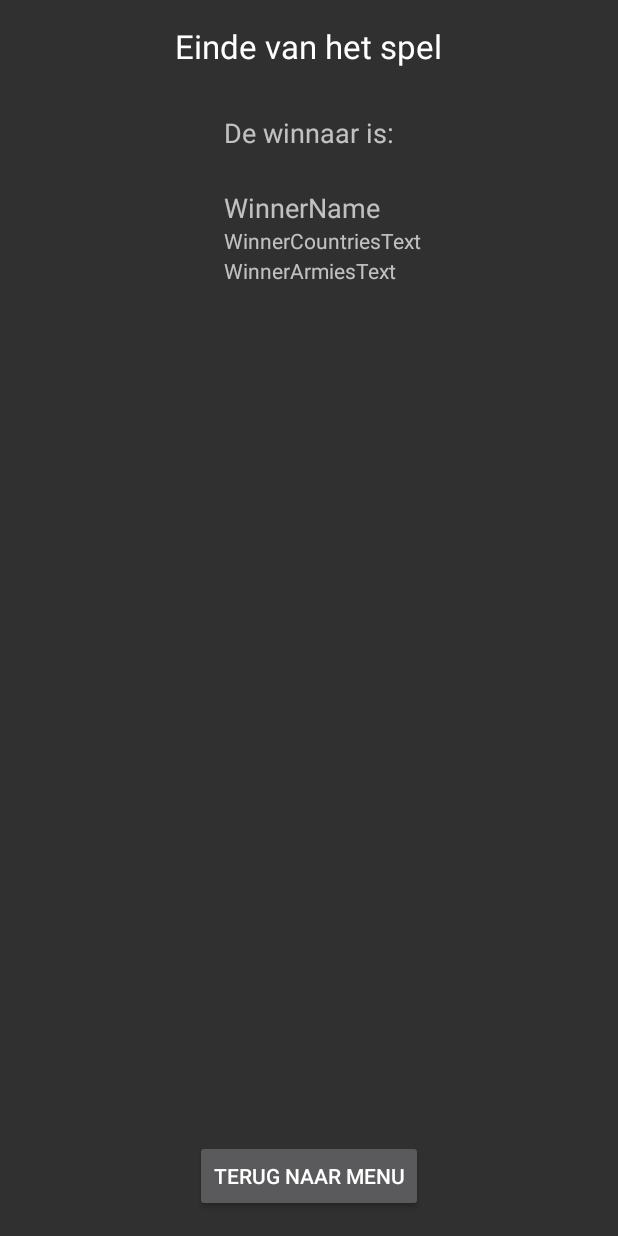
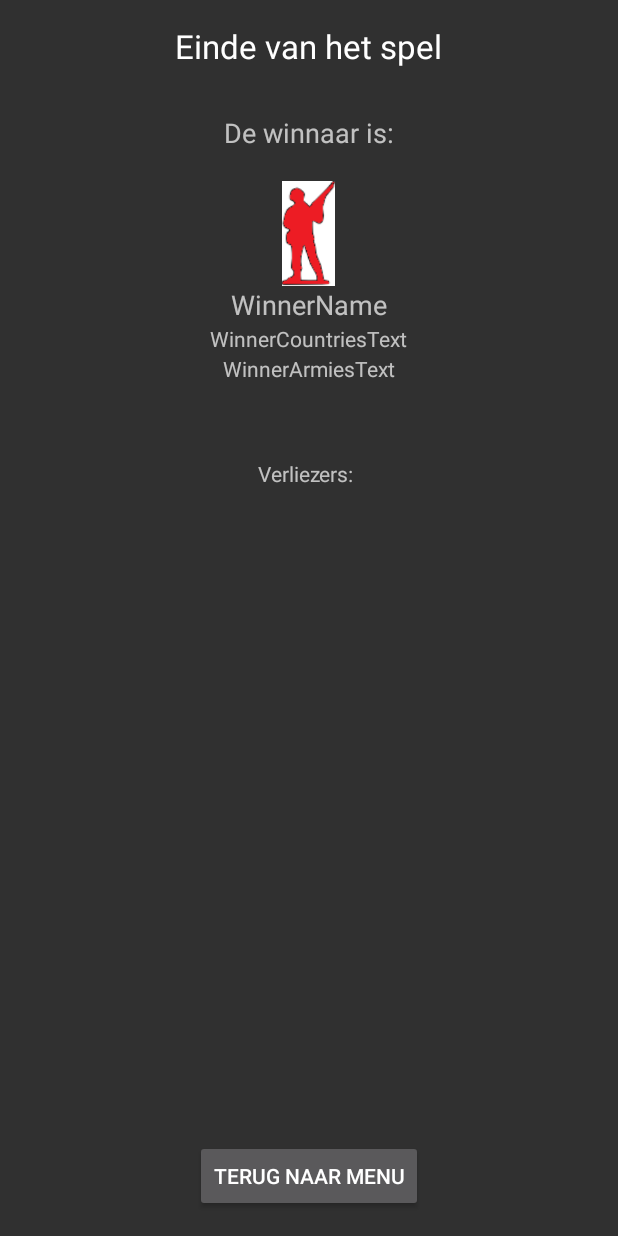
Before and after one commit to henricozondag/RiskElite, an Android app: the GameResult screen opened directly, with no data from a screen before it, on a phone screen of 412 x 824 dp. Run offline under Robolectric (Android 15) with nearby library versions, the phone set to English and light mode, and no system bars; 5 statements that could not run were skipped.

Commit message:
Results wordt zo wel wat denk?

```diff
--- a/app/src/main/java/mamahetogames/riskelite/GameResult.java
+++ b/app/src/main/java/mamahetogames/riskelite/GameResult.java
@@ -2,17 +2,25 @@ package mamahetogames.riskelite;
 
 import android.content.Intent;
 import android.database.Cursor;
+import android.graphics.BitmapFactory;
 import android.support.v7.app.AppCompatActivity;
 import android.os.Bundle;
 import android.util.Log;
 import android.view.View;
 import android.widget.Button;
+import android.widget.EditText;
+import android.widget.ImageView;
 import android.widget.TextView;
 
 public class GameResult extends AppCompatActivity implements View.OnClickListener  {
 
     private final MyDBHandler db = new MyDBHandler(this);
     public int gameID;
+    private ImageView imageViewArmy;
+    String armyRed = "red_soldier";
+    String armyBlue = "blue_soldier";
+    String armyYellow = "yellow_soldier";
+    String armyGreen = "green_soldier";
 
     @Override
     protected void onCreate(Bundle savedInstanceState) {
@@ -32,15 +40,57 @@ public class GameResult extends AppCompatActivity implements View.OnClickListene
         //Speler_name ophalen die aan de beurt is, en deze tonen op het scherm
         Cursor statistics = db.getStatistics(gameID);
 
-        //Ff winnaar uit cursor halen om te zien of die het doet
+        //Winnaar uit cursor halen om te zien of die het doet
         statistics.moveToFirst();
         TextView textViewWinnerName = (TextView) this.findViewById(R.id.textViewWinnerName);
         textViewWinnerName.setText(statistics.getString(1));
 
+        //Plaatje bij winnaar tonen
+        imageViewArmy = (ImageView)findViewById(R.id.imageViewArmy);
+        String PACKAGE_NAME = getApplicationContext().getPackageName();
+        int imgId = getResources().getIdentifier(PACKAGE_NAME + ":mipmap/" + armyRed, null, null);
+        imageViewArmy.setImageBitmap(BitmapFactory.decodeResource(getResources(), imgId));
+        String gamePlayer = statistics.getString(7);
+        // bepaal de kleur voor deze speler
+        switch (gamePlayer) {
+            case "1":
+                imgId = getResources().getIdentifier(PACKAGE_NAME + ":mipmap/" + armyRed, null, null);
+                imageViewArmy.setImageBitmap(BitmapFactory.decodeResource(getResources(), imgId));
+                break;
+            case "2":
+                imgId = getResources().getIdentifier(PACKAGE_NAME + ":mipmap/" + armyBlue, null, null);
+                imageViewArmy.setImageBitmap(BitmapFactory.decodeResource(getResources(), imgId));
+                break;
+            case "3":
+                imgId = getResources().getIdentifier(PACKAGE_NAME + ":mipmap/" + armyYellow, null, null);
+                imageViewArmy.setImageBitmap(BitmapFactory.decodeResource(getResources(), imgId));
+                break;
+            case "4":
+                imgId = getResources().getIdentifier(PACKAGE_NAME + ":mipmap/" + armyGreen, null, null);
+                imageViewArmy.setImageBitmap(BitmapFactory.decodeResource(getResources(), imgId));
+                break;
+        }
+
+        TextView textViewWinnerCountriesText = (TextView) this.findViewById(R.id.textViewWinnerCountries);
+        textViewWinnerCountriesText.setText("Landen: "  + statistics.getString(5) + "gewonnen, " + statistics.getString(6) + " verloren");
+
+        TextView textViewWinnerArmiesText = (TextView) this.findViewById(R.id.textViewWinnerArmies);
+        textViewWinnerArmiesText.setText("Legers: "  + statistics.getString(3) + "gewonnen, " + statistics.getString(4) + " verloren");
+
         Button buttonMenu = (Button) findViewById(R.id.buttonMenu);
         buttonMenu.setOnClickListener(this);
 
-        //Wat willen we verder hier doen? Toon gegevens van winnaar (incl juiste kleur) en daaronder gegevens van andere spelers oid?
+        //Losers informatie
+        String loserText = "Verliezers: \n";
+        for (int i = 1; i < statistics.getCount(); i++) {
+            statistics.moveToNext();
+            loserText = loserText + "Speler " + statistics.getString(1) + ":\n"
+                                  + "   Landen: " + statistics.getString(5) + " gewonnen, " + statistics.getString(6) + " verloren\n"
+                                  + "   Legers: " +  statistics.getString(3) + " gewonnen, " + statistics.getString(4) + " verloren\n\n";
+        }
+
+        TextView textViewLoserText = (TextView) this.findViewById(R.id.textViewLosers);
+        textViewLoserText.setText(loserText);
     }
 
     @Override
--- a/app/src/main/java/mamahetogames/riskelite/MyDBHandler.java
+++ b/app/src/main/java/mamahetogames/riskelite/MyDBHandler.java
@@ -982,7 +982,7 @@ class MyDBHandler extends SQLiteOpenHelper {
 
         SQLiteDatabase db = this.getWritableDatabase();
 
-        String query =  " select " + COLUMN_ID + ", " + COLUMN_NAME + ", " + COLUMN_STATUS + ", " + COLUMN_ARMIES_WON  + ", " + COLUMN_ARMIES_LOST  + ", " + COLUMN_COUNTRIES_WON  + ", " + COLUMN_COUNTRIES_LOST +
+        String query =  " select " + COLUMN_ID + ", " + COLUMN_NAME + ", " + COLUMN_STATUS + ", " + COLUMN_ARMIES_WON  + ", " + COLUMN_ARMIES_LOST  + ", " + COLUMN_COUNTRIES_WON  + ", " + COLUMN_COUNTRIES_LOST + ", " + COLUMN_GAMEPLAYER +
                         " from  " + TABLE_PLAYER +
                         " where " + COLUMN_GAME_ID + " = " + game_id +
                         " order by " + COLUMN_STATUS + " desc";
--- a/app/src/main/res/layout/activity_game_result.xml
+++ b/app/src/main/res/layout/activity_game_result.xml
@@ -38,10 +38,10 @@
     <ImageView
         android:layout_width="70dp"
         android:layout_height="70dp"
-        android:id="@+id/imageWinner"
+        android:id="@+id/imageViewArmy"
         android:layout_marginTop="75dp"
         android:layout_below="@+id/textViewEndGame"
-        android:layout_toStartOf="@+id/textViewWinner" />
+        android:layout_centerHorizontal="true" />
 
     <TextView
         android:layout_width="wrap_content"
@@ -49,9 +49,9 @@
         android:textAppearance="?android:attr/textAppearanceMedium"
         android:text="WinnerName"
         android:id="@+id/textViewWinnerName"
-        android:layout_alignTop="@+id/imageWinner"
-        android:layout_marginTop="5dp"
-        android:layout_toEndOf="@+id/imageWinner" />
+        android:layout_alignTop="@+id/imageViewArmy"
+        android:layout_marginTop="70dp"
+        android:layout_centerHorizontal="true" />
 
     <TextView
         android:layout_width="wrap_content"
@@ -59,9 +59,9 @@
         android:textAppearance="?android:attr/textAppearanceSmall"
         android:text="WinnerCountriesText"
         android:id="@+id/textViewWinnerCountries"
-        android:layout_alignTop="@+id/imageWinner"
-        android:layout_marginTop="30dp"
-        android:layout_toEndOf="@+id/imageWinner" />
+        android:layout_alignTop="@+id/imageViewArmy"
+        android:layout_marginTop="95dp"
+        android:layout_centerHorizontal="true" />
 
     <TextView
         android:layout_width="wrap_content"
@@ -69,7 +69,19 @@
         android:textAppearance="?android:attr/textAppearanceSmall"
         android:text="WinnerArmiesText"
         android:id="@+id/textViewWinnerArmies"
-        android:layout_alignTop="@+id/imageWinner"
-        android:layout_marginTop="50dp"
-        android:layout_toEndOf="@+id/imageWinner" />
+        android:layout_alignTop="@+id/imageViewArmy"
+        android:layout_marginTop="115dp"
+        android:layout_centerHorizontal="true" />
+
+    <TextView
+        android:layout_width="wrap_content"
+        android:layout_height="wrap_content"
+        android:textAppearance="?android:attr/textAppearanceSmall"
+        android:text="LoserText"
+        android:id="@+id/textViewLosers"
+        android:layout_alignTop="@+id/imageViewArmy"
+        android:layout_marginTop="185dp"
+        android:layout_centerHorizontal="true"
+        />
+
 </RelativeLayout>
```
